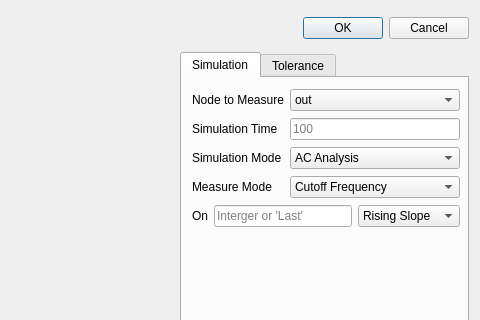
First picture: the form in src/config.ui, repository psdzzm/spice, before the edit; both pictures show x 597 to 1077 and y 0 to 320 of the 1077 by 643 pixel window.
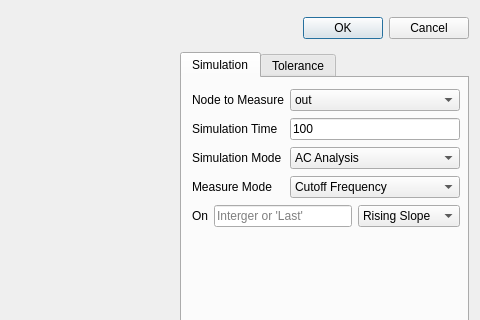
Second picture: the form after the edit. The open tabs and pages were chosen to show the change. Custom widgets are drawn as their Qt base class.

Patch:
```diff
--- a/src/config.ui
+++ b/src/config.ui
@@ -102,7 +102,7 @@
            <set>Qt::ImhNone</set>
           </property>
           <property name="text">
-           <string/>
+           <string>100</string>
           </property>
           <property name="placeholderText">
            <string>100</string>
```
Left out of the diff: 2 changed lines with no effect on the pictures.
